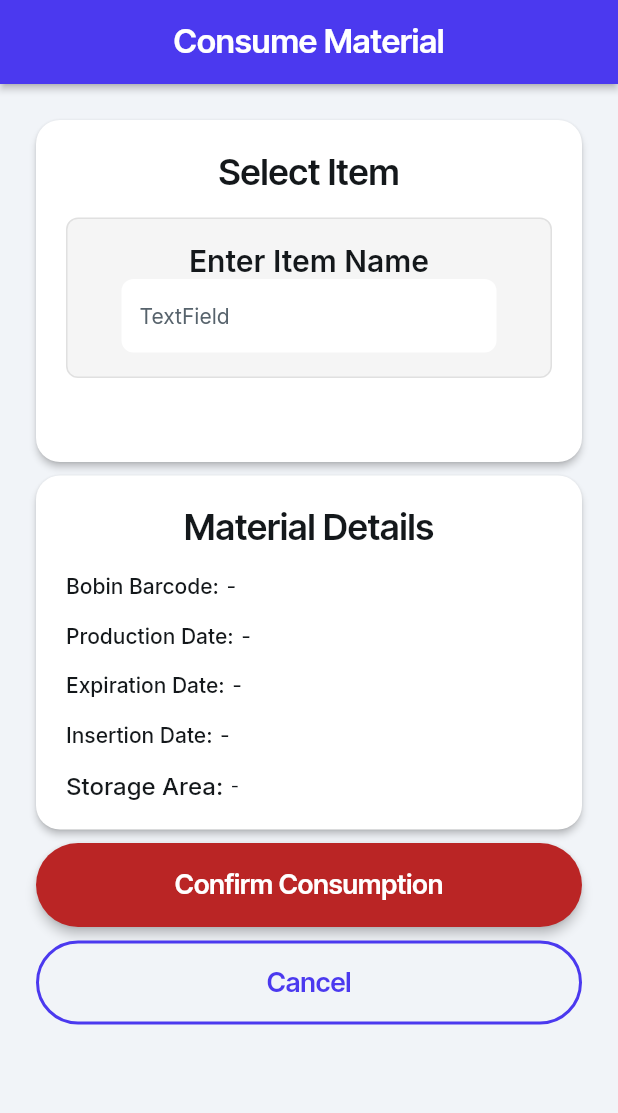
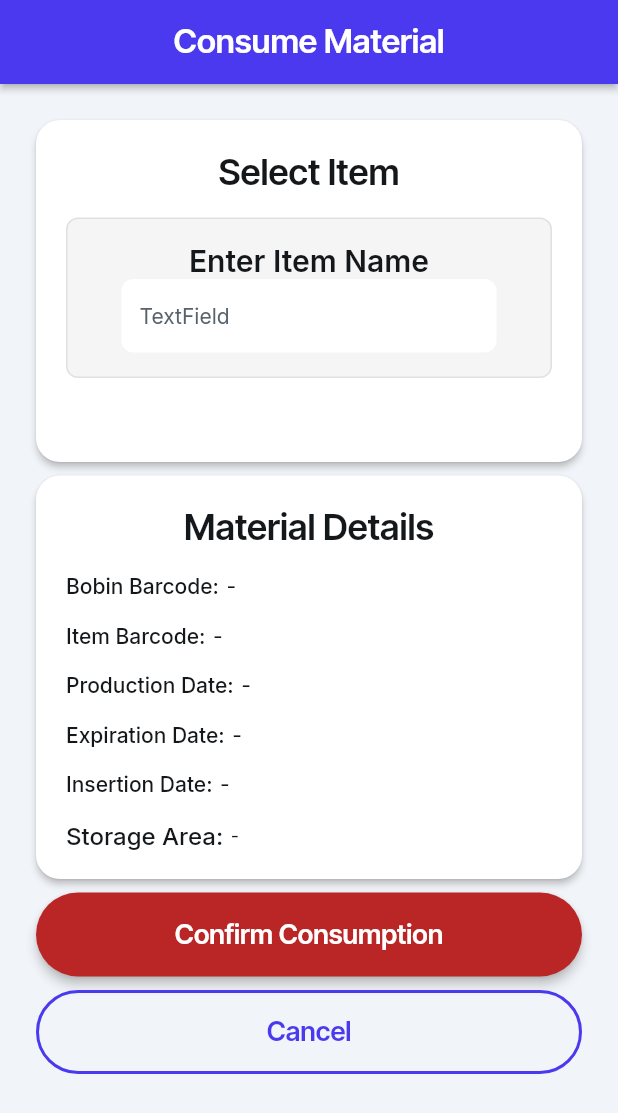
Before and after one commit to alsayedabdulaziz/FiFo, a Flutter app: the ConsumeMaterialWidget screen opened by its route, on a phone screen of 412 x 824 dp. Shown: the top 1113 px of the screen. Run offline on Flutter 3.47's test engine with Material 3 defaults, Android fonts, the phone set to English and light mode, and no system bars; drawn by our look-alikes of auto_size_text; our stand-ins replace dropdown_button2, equatable, font_awesome_flutter, from_css_color, go_router, google_fonts and 3 more; missing offline and left inert: honeywell_scanner, json_path, mime_type; accounts and stored records are empty.

Commit message:
add item barcode in the consume page

```diff
--- a/lib/backend/api_requests/api_calls.dart
+++ b/lib/backend/api_requests/api_calls.dart
@@ -126,7 +126,7 @@ class ConsumeMaterialCall {
 }''';
     return ApiManager.instance.makeApiCall(
       callName: 'ConsumeMaterial',
-      apiUrl: 'http://172.22.105.125:8002/FIFO/ConsumeMaterial',
+      apiUrl: 'https://63dc-196-159-17-204.ngrok-free.app/FIFO/ConsumeMaterial',
       callType: ApiCallType.POST,
       headers: {},
       params: {},
@@ -168,6 +168,11 @@ class ConsumeMaterialCall {
       castToType<String>(getJsonField(
         response,
         r'''$.Production_Date''',
+      ));
+  static String? itemBarcode(dynamic response) =>
+      castToType<String>(getJsonField(
+        response,
+        r'''$.Item_Barcode''',
       ));
 }
 
--- a/lib/pages/consume_material/consume_material_model.dart
+++ b/lib/pages/consume_material/consume_material_model.dart
@@ -23,6 +23,8 @@ class ConsumeMaterialModel extends FlutterFlowModel<ConsumeMaterialWidget> {
 
   bool consume = false;
 
+  String itembarcode = '-';
+
   ///  State fields for stateful widgets in this page.
 
   InstantTimer? instantTimer;
--- a/lib/pages/consume_material/consume_material_widget.dart
+++ b/lib/pages/consume_material/consume_material_widget.dart
@@ -236,6 +236,12 @@ class _ConsumeMaterialWidgetState extends State<ConsumeMaterialWidget> {
                                                       ?.jsonBody ??
                                                   ''),
                                             )!;
+                                            _model.itembarcode =
+                                                ConsumeMaterialCall.itemBarcode(
+                                              (_model.getShortCodeResponse
+                                                      ?.jsonBody ??
+                                                  ''),
+                                            )!;
                                             safeSetState(() {});
                                           }
 
@@ -384,6 +390,36 @@ class _ConsumeMaterialWidgetState extends State<ConsumeMaterialWidget> {
                                     decoration: const BoxDecoration(),
                                     child: Text(
                                       _model.barcodetoconsume,
+                                      style: FlutterFlowTheme.of(context)
+                                          .bodyLarge
+                                          .override(
+                                            fontFamily: 'Inter',
+                                            letterSpacing: 0.0,
+                                          ),
+                                    ),
+                                  ),
+                                ),
+                              ].divide(const SizedBox(width: 5.0)),
+                            ),
+                            Row(
+                              mainAxisSize: MainAxisSize.max,
+                              mainAxisAlignment: MainAxisAlignment.spaceBetween,
+                              children: [
+                                Text(
+                                  'Item Barcode:',
+                                  style: FlutterFlowTheme.of(context)
+                                      .bodyLarge
+                                      .override(
+                                        fontFamily: 'Inter',
+                                        letterSpacing: 0.0,
+                                        fontWeight: FontWeight.w500,
+                                      ),
+                                ),
+                                Expanded(
+                                  child: Container(
+                                    decoration: const BoxDecoration(),
+                                    child: Text(
+                                      _model.itembarcode,
                                       style: FlutterFlowTheme.of(context)
                                           .bodyLarge
                                           .override(
```
